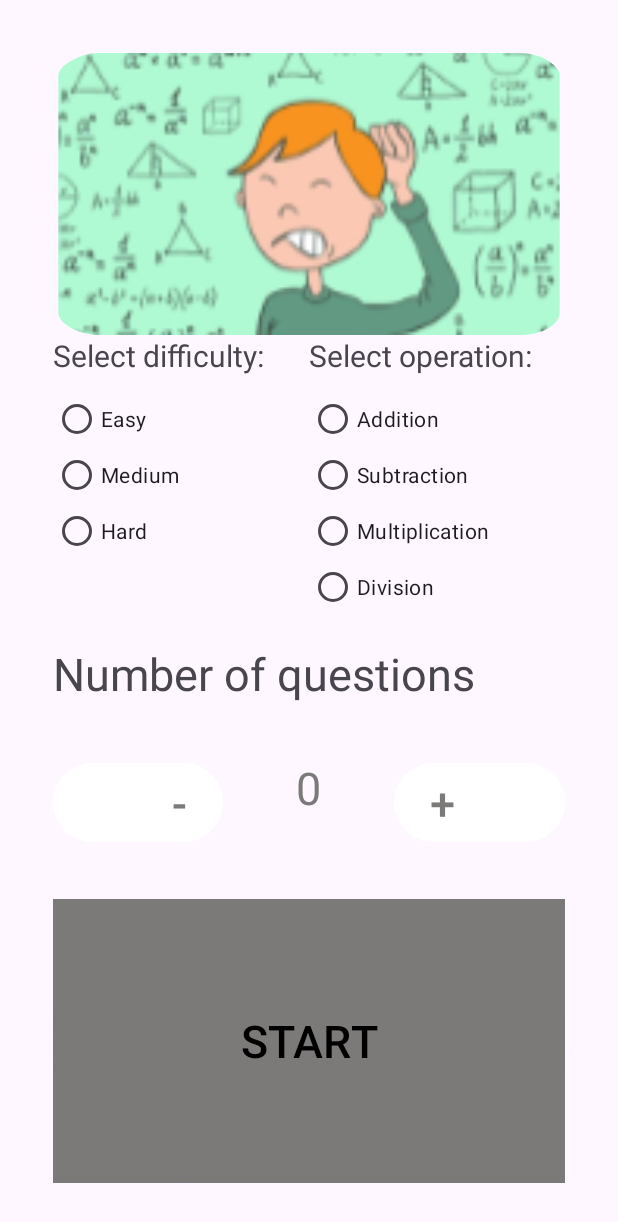
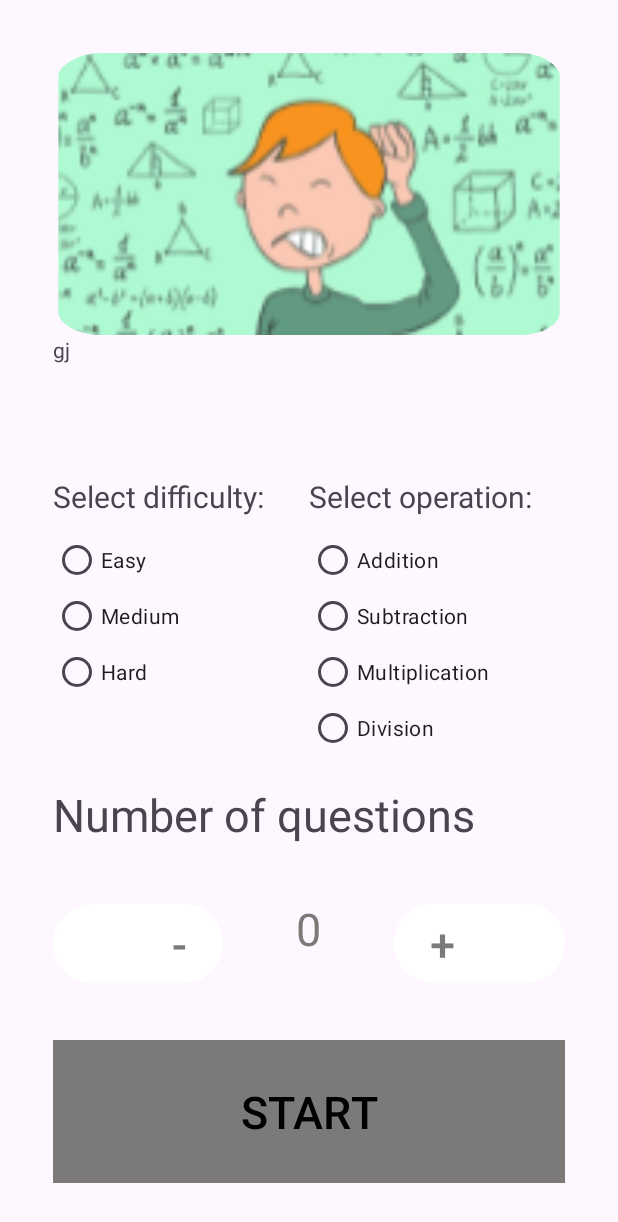
Before and after one commit to aublwill/C323.p3.mathgame, an Android app: the screen it shows after launch (MainActivity), on a phone screen of 412 x 824 dp. Shown: the top 1222 px of the screen. Run offline under Robolectric (Android 15) with nearby library versions, the phone set to English and light mode, and no system bars; 2 statements that could not run were skipped.

Commit message:
new branch

```diff
--- a/app/src/main/java/com/example/c323p3mathgame/Fragment2.kt
+++ b/app/src/main/java/com/example/c323p3mathgame/Fragment2.kt
@@ -99,7 +99,7 @@ class Fragment2 : Fragment() {
             //when reached the selected number of questions,
             //navigate to next screen/fragment
             if (count == noq) {
-                val action = Fragment2Directions.actionFragment2ToFragment3(grade, noq)
+                val action = Fragment2Directions.actionFragment2ToFragment1(grade,noq,op)
                 view.findNavController().navigate(action)
             }
             /*
--- a/app/src/main/java/com/example/c323p3mathgame/Fragment3.kt
+++ b/app/src/main/java/com/example/c323p3mathgame/Fragment3.kt
@@ -40,7 +40,7 @@ class Fragment3 : Fragment() {
         val restartButton = view.findViewById<Button>(R.id.bRestart)
         restartButton.setOnClickListener {
             view.findNavController()
-                .navigate(R.id.action_fragment3_to_fragment1)
+              //  .navigate(R.id.action_fragment3_to_fragment1)
         }
         return view
     }
--- a/app/src/main/res/layout/fragment_1.xml
+++ b/app/src/main/res/layout/fragment_1.xml
@@ -18,6 +18,18 @@
             android:layout_weight="1"
             android:background="@drawable/square">
         </ImageView>
+    </LinearLayout>
+    <LinearLayout
+        android:layout_width="match_parent"
+        android:layout_height="0dp"
+        android:layout_weight=".5">
+        <TextView
+            android:id="@+id/tvMessage"
+            android:layout_width="match_parent"
+            android:layout_height="match_parent"
+            android:layout_weight="1"
+            android:text="@string/message">
+        </TextView>
     </LinearLayout>
 
     <LinearLayout
@@ -178,7 +190,7 @@
     <LinearLayout
         android:layout_width="match_parent"
         android:layout_height="0dp"
-        android:layout_weight="1"
+        android:layout_weight=".5"
         android:backgroundTint="#7C7979"
         android:background="@drawable/square">
         <Button
--- a/app/src/main/res/navigation/nav_graph.xml
+++ b/app/src/main/res/navigation/nav_graph.xml
@@ -12,6 +12,15 @@
         <action
             android:id="@+id/action_fragment1_to_fragment2"
             app:destination="@id/fragment2" />
+        <argument
+            android:name="grade"
+            app:argType="integer"/>
+        <argument
+            android:name="noq"
+            app:argType="integer"/>
+        <argument
+            android:name="oper"
+            app:argType="string"/>
     </fragment>
     <fragment
         android:id="@+id/fragment2"
@@ -19,17 +28,18 @@
         android:label="fragment_2"
         tools:layout="@layout/fragment_2" >
         <action
-            android:id="@+id/action_fragment2_to_fragment3"
-            app:destination="@id/fragment3" />
+            android:id="@+id/action_fragment2_to_fragment1"
+            app:destination="@id/fragment1" />
         <argument
             android:name="oper"
-            app:argType="string" />
+            app:argType="string"/>
         <argument
             android:name="noq"
             app:argType="integer"/>
         <argument
             android:name="level"
             app:argType="string"/>
+
 
     </fragment>
     <fragment
--- a/app/src/main/res/values/strings.xml
+++ b/app/src/main/res/values/strings.xml
@@ -2,4 +2,5 @@
     <string name="app_name">C323p3mathgame</string>
     <!-- TODO: Remove or change this placeholder text -->
     <string name="hello_blank_fragment">Hello blank fragment</string>
+    <string name="message">gj</string>
 </resources>
```
Also changed, not shown: app/src/main/java/com/example/c323p3mathgame/Fragment1.kt (+27 -1 lines).
